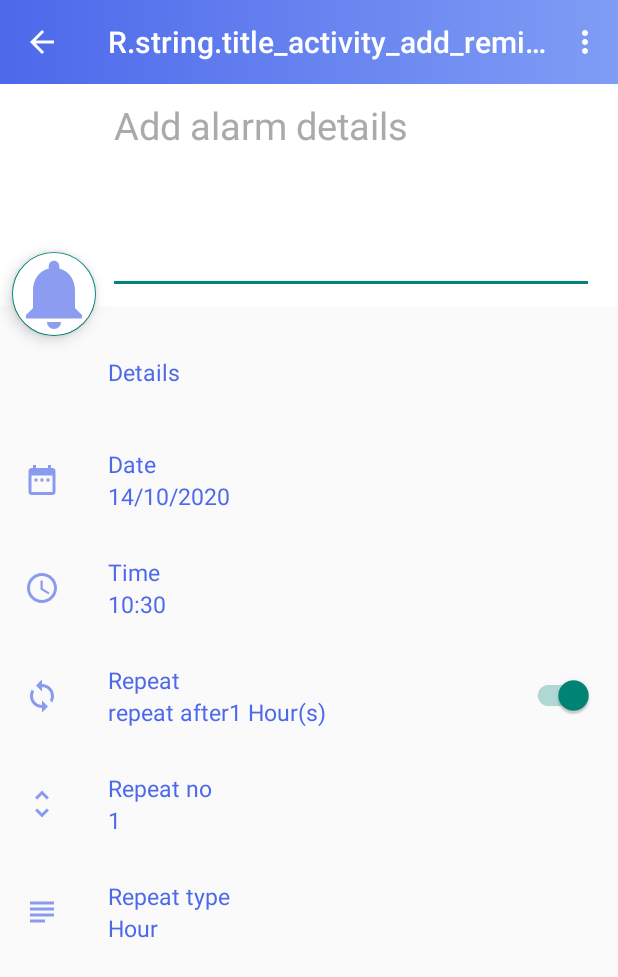
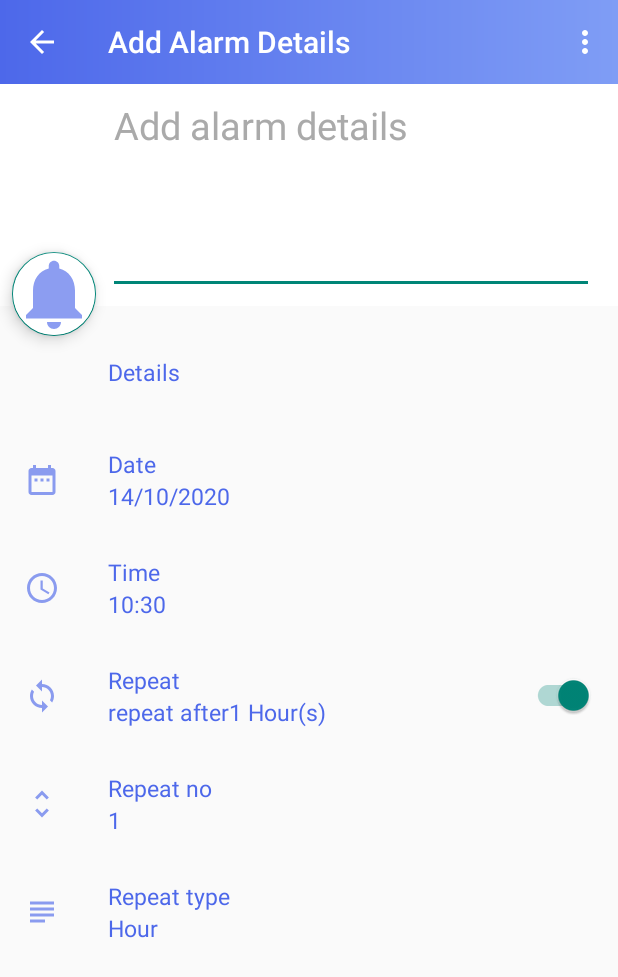
Before and after one commit to OmarSalah997/Autisma, an Android app: the ReminderAddActivity screen opened directly, with no data from a screen before it, on a phone screen of 412 x 824 dp. Shown: the top 977 px of the screen. Run offline under Robolectric (Android 15) with nearby library versions, the phone set to English and light mode, and no system bars.

Commit message:
alarm new module-update

```diff
--- a/app/src/main/java/com/example/autisma/Alarm_module/ReminderAddActivity.java
+++ b/app/src/main/java/com/example/autisma/Alarm_module/ReminderAddActivity.java
@@ -86,7 +86,7 @@ public class ReminderAddActivity extends AppCompatActivity implements
 
         // Setup Toolbar
         setSupportActionBar(mToolbar);
-        getSupportActionBar().setTitle("R.string.title_activity_add_reminder");
+        getSupportActionBar().setTitle(getString(R.string.editor_activity_title_new_reminder));
         getSupportActionBar().setDisplayHomeAsUpEnabled(true);
         getSupportActionBar().setHomeButtonEnabled(true);
 
```
